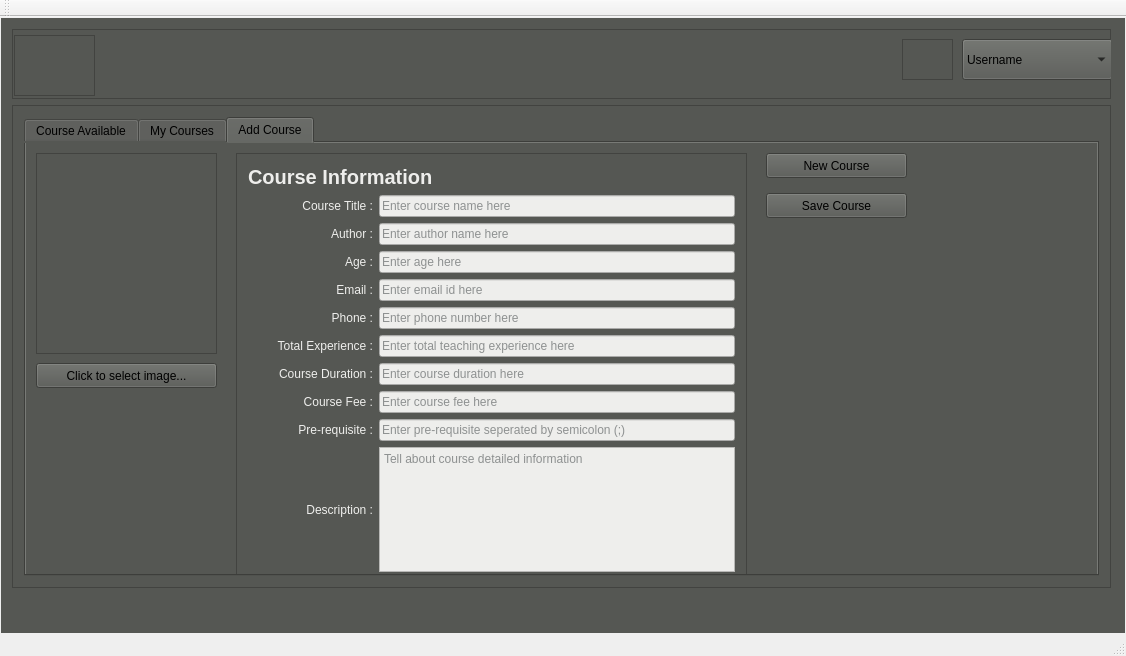
Old version of the form mainwindow.ui in the repository DineshDC/StudentDB.
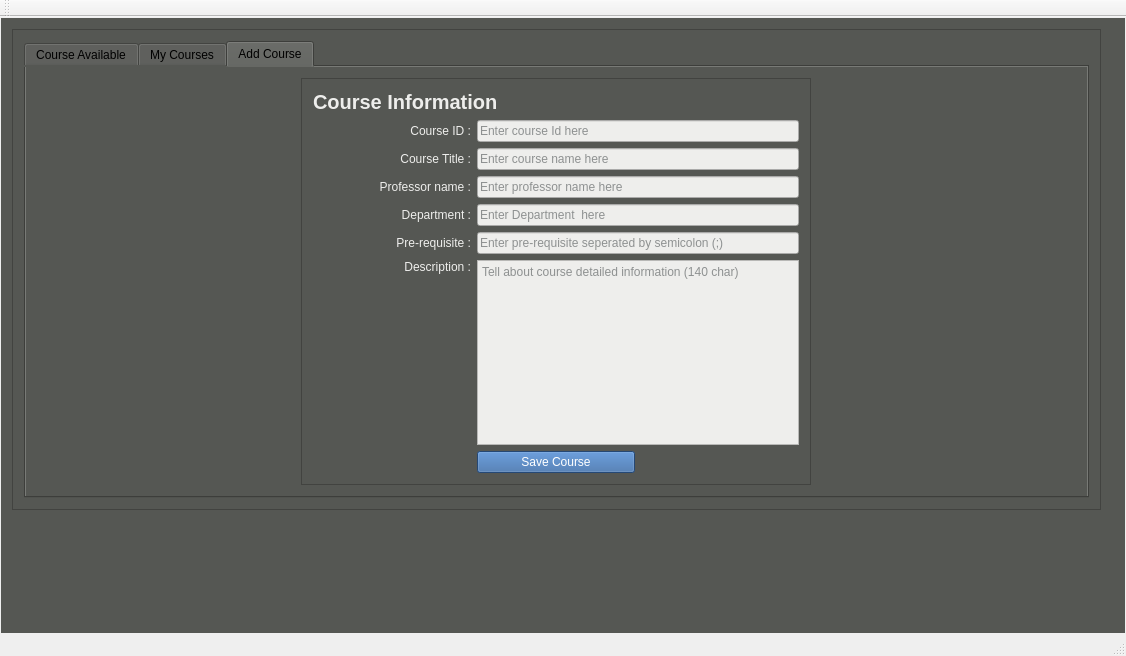
New version of the form. The open tabs and pages were chosen to show the change.

Commit message: save course to databse added.

The edit to the form file:
```diff
--- a/mainwindow.ui
+++ b/mainwindow.ui
@@ -42,7 +42,7 @@
        <string notr="true">background-color: rgb(85, 87, 83);</string>
       </property>
       <property name="currentIndex">
-       <number>0</number>
+       <number>1</number>
       </property>
       <widget class="QWidget" name="page">
        <layout class="QGridLayout" name="gridLayout_6">
@@ -64,6 +64,17 @@
                 <height>301</height>
                </size>
               </property>
+              <property name="styleSheet">
+               <string notr="true">QPushButton{
+font: 75 12pt &quot;Noto Sans&quot;;
+background-color: rgb(52, 101, 164);
+	color: rgb(255, 255, 255);
+}
+
+QLabel {
+ 	color: rgb(255, 255, 255);
+}</string>
+              </property>
               <property name="frameShape">
                <enum>QFrame::StyledPanel</enum>
               </property>
@@ -478,12 +489,12 @@
          <rect>
           <x>0</x>
           <y>0</y>
-          <width>1121</width>
-          <height>581</height>
+          <width>1111</width>
+          <height>503</height>
          </rect>
         </property>
         <layout class="QGridLayout" name="gridLayout_3">
-         <item row="1" column="0">
+         <item row="0" column="0">
           <widget class="QFrame" name="frame_2">
            <property name="frameShape">
             <enum>QFrame::StyledPanel</enum>
@@ -495,7 +506,7 @@
             <item row="0" column="0">
              <widget class="QTabWidget" name="tabWidget_Courses">
               <property name="currentIndex">
-               <number>0</number>
+               <number>2</number>
               </property>
               <widget class="QWidget" name="tab">
                <attribute name="title">
@@ -521,30 +532,14 @@
                <attribute name="title">
                 <string>Add Course</string>
                </attribute>
-               <widget class="QFrame" name="frame_5">
-                <property name="geometry">
-                 <rect>
-                  <x>10</x>
-                  <y>10</y>
-                  <width>181</width>
-                  <height>201</height>
-                 </rect>
-                </property>
-                <property name="frameShape">
-                 <enum>QFrame::StyledPanel</enum>
-                </property>
-                <property name="frameShadow">
-                 <enum>QFrame::Raised</enum>
-                </property>
-               </widget>
+               <layout class="QGridLayout" name="gridLayout_12">
+                <item row="0" column="0">
                <widget class="QFrame" name="frame_6">
-                <property name="geometry">
-                 <rect>
-                  <x>210</x>
-                  <y>10</y>
-                  <width>511</width>
-                  <height>431</height>
-                 </rect>
+                  <property name="maximumSize">
+                   <size>
+                    <width>510</width>
+                    <height>430</height>
+                   </size>
                 </property>
                 <property name="styleSheet">
                  <string notr="true">QLabel{
@@ -574,60 +569,21 @@
                  <enum>QFrame::Raised</enum>
                 </property>
                 <layout class="QGridLayout" name="gridLayout_5">
-                 <item row="3" column="1" colspan="3">
-                  <widget class="QLineEdit" name="lineEdit_10">
+                   <item row="4" column="1" colspan="2">
+                    <widget class="QLineEdit" name="le_professor_name">
                    <property name="placeholderText">
-                    <string>Enter age here</string>
+                      <string>Enter professor name here</string>
                    </property>
                   </widget>
                  </item>
-                 <item row="5" column="1" colspan="3">
-                  <widget class="QLineEdit" name="lineEdit_12">
+                   <item row="5" column="1" colspan="2">
+                    <widget class="QLineEdit" name="le_course_dept_name">
                    <property name="placeholderText">
-                    <string>Enter phone number here</string>
+                      <string>Enter Department  here</string>
                    </property>
                   </widget>
                  </item>
-                 <item row="8" column="0">
-                  <widget class="QLabel" name="label_20">
-                   <property name="minimumSize">
-                    <size>
-                     <width>125</width>
-                     <height>0</height>
-                    </size>
-                   </property>
-                   <property name="text">
-                    <string>Course Fee :</string>
-                   </property>
-                   <property name="alignment">
-                    <set>Qt::AlignRight|Qt::AlignTrailing|Qt::AlignVCenter</set>
-                   </property>
-                  </widget>
-                 </item>
-                 <item row="6" column="0">
-                  <widget class="QLabel" name="label_17">
-                   <property name="minimumSize">
-                    <size>
-                     <width>125</width>
-                     <height>0</height>
-                    </size>
-                   </property>
-                   <property name="text">
-                    <string>Total Experience :</string>
-                   </property>
-                   <property name="alignment">
-                    <set>Qt::AlignRight|Qt::AlignTrailing|Qt::AlignVCenter</set>
-                   </property>
-                  </widget>
-                 </item>
-                 <item row="4" column="1" colspan="3">
-                  <widget class="QLineEdit" name="lineEdit_11">
-                   <property name="placeholderText">
-                    <string>Enter email id here</string>
-                   </property>
-                  </widget>
-                 </item>
-                 <item row="1" column="0">
+                   <item row="3" column="0">
                   <widget class="QLabel" name="label_6">
                    <property name="minimumSize">
                     <size>
@@ -644,22 +600,6 @@
                   </widget>
                  </item>
                  <item row="5" column="0">
-                  <widget class="QLabel" name="label_15">
-                   <property name="minimumSize">
-                    <size>
-                     <width>125</width>
-                     <height>0</height>
-                    </size>
-                   </property>
-                   <property name="text">
-                    <string>Phone :</string>
-                   </property>
-                   <property name="alignment">
-                    <set>Qt::AlignRight|Qt::AlignTrailing|Qt::AlignVCenter</set>
-                   </property>
-                  </widget>
-                 </item>
-                 <item row="4" column="0">
                   <widget class="QLabel" name="label_14">
                    <property name="minimumSize">
                     <size>
@@ -668,14 +608,14 @@
                     </size>
                    </property>
                    <property name="text">
-                    <string>Email :</string>
+                      <string>Department :</string>
                    </property>
                    <property name="alignment">
                     <set>Qt::AlignRight|Qt::AlignTrailing|Qt::AlignVCenter</set>
                    </property>
                   </widget>
                  </item>
-                 <item row="9" column="0">
+                   <item row="6" column="0">
                   <widget class="QLabel" name="label_19">
                    <property name="minimumSize">
                     <size>
@@ -691,7 +631,7 @@
                    </property>
                   </widget>
                  </item>
-                 <item row="3" column="0">
+                   <item row="4" column="0">
                   <widget class="QLabel" name="label_11">
                    <property name="minimumSize">
                     <size>
@@ -700,14 +640,14 @@
                     </size>
                    </property>
                    <property name="text">
-                    <string>Age :</string>
+                      <string>Professor name :</string>
                    </property>
                    <property name="alignment">
                     <set>Qt::AlignRight|Qt::AlignTrailing|Qt::AlignVCenter</set>
                    </property>
                   </widget>
                  </item>
-                 <item row="0" column="0" colspan="4">
+                   <item row="0" column="0" colspan="3">
                   <widget class="QLabel" name="label_16">
                    <property name="maximumSize">
                     <size>
@@ -727,81 +667,28 @@
                    </property>
                   </widget>
                  </item>
-                 <item row="7" column="1" colspan="3">
-                  <widget class="QLineEdit" name="lineEdit_14">
-                   <property name="placeholderText">
-                    <string>Enter course duration here</string>
-                   </property>
-                  </widget>
-                 </item>
-                 <item row="1" column="1" colspan="3">
-                  <widget class="QLineEdit" name="lineEdit_8">
+                   <item row="3" column="1" colspan="2">
+                    <widget class="QLineEdit" name="le_course_title">
                    <property name="placeholderText">
                     <string>Enter course name here</string>
                    </property>
                   </widget>
                  </item>
-                 <item row="8" column="1" colspan="3">
-                  <widget class="QLineEdit" name="lineEdit_15">
-                   <property name="placeholderText">
-                    <string>Enter course fee here</string>
-                   </property>
-                  </widget>
-                 </item>
-                 <item row="2" column="1" colspan="3">
-                  <widget class="QLineEdit" name="lineEdit_9">
-                   <property name="placeholderText">
-                    <string>Enter author name here</string>
-                   </property>
-                  </widget>
-                 </item>
-                 <item row="9" column="1" colspan="3">
-                  <widget class="QLineEdit" name="lineEdit_16">
+                   <item row="6" column="1" colspan="2">
+                    <widget class="QLineEdit" name="le_prerequires">
                    <property name="placeholderText">
                     <string>Enter pre-requisite seperated by semicolon (;)</string>
                    </property>
                   </widget>
                  </item>
-                 <item row="7" column="0">
-                  <widget class="QLabel" name="label_18">
-                   <property name="minimumSize">
-                    <size>
-                     <width>125</width>
-                     <height>0</height>
-                    </size>
-                   </property>
-                   <property name="text">
-                    <string>Course Duration :</string>
-                   </property>
-                   <property name="alignment">
-                    <set>Qt::AlignRight|Qt::AlignTrailing|Qt::AlignVCenter</set>
-                   </property>
-                  </widget>
-                 </item>
-                 <item row="2" column="0">
-                  <widget class="QLabel" name="label_13">
-                   <property name="minimumSize">
-                    <size>
-                     <width>125</width>
-                     <height>0</height>
-                    </size>
-                   </property>
-                   <property name="text">
-                    <string>Author :</string>
-                   </property>
-                   <property name="alignment">
-                    <set>Qt::AlignRight|Qt::AlignTrailing|Qt::AlignVCenter</set>
-                   </property>
-                  </widget>
-                 </item>
-                 <item row="6" column="1" colspan="3">
-                  <widget class="QLineEdit" name="lineEdit_13">
+                   <item row="7" column="1" colspan="2">
+                    <widget class="QTextEdit" name="textEdit_desciption">
                    <property name="placeholderText">
-                    <string>Enter total teaching experience here</string>
+                      <string>Tell about course detailed information (140 char)</string>
                    </property>
                   </widget>
                  </item>
-                 <item row="10" column="0">
+                   <item row="7" column="0">
                   <widget class="QLabel" name="label_21">
                    <property name="minimumSize">
                     <size>
@@ -813,141 +700,53 @@
                     <string>Description :</string>
                    </property>
                    <property name="alignment">
+                      <set>Qt::AlignRight|Qt::AlignTop|Qt::AlignTrailing</set>
+                     </property>
+                    </widget>
+                   </item>
+                   <item row="1" column="0">
+                    <widget class="QLabel" name="label_13">
+                     <property name="minimumSize">
+                      <size>
+                       <width>125</width>
+                       <height>0</height>
+                      </size>
+                     </property>
+                     <property name="text">
+                      <string>Course ID :</string>
+                     </property>
+                     <property name="alignment">
                     <set>Qt::AlignRight|Qt::AlignTrailing|Qt::AlignVCenter</set>
                    </property>
                   </widget>
                  </item>
-                 <item row="10" column="1" colspan="3">
-                  <widget class="QTextEdit" name="textEdit">
+                   <item row="1" column="1" colspan="2">
+                    <widget class="QLineEdit" name="le_course_id">
                    <property name="placeholderText">
-                    <string>Tell about course detailed information</string>
+                      <string>Enter course Id here</string>
                    </property>
                   </widget>
                  </item>
-                </layout>
-               </widget>
-               <widget class="QPushButton" name="pushButton_3">
-                <property name="geometry">
-                 <rect>
-                  <x>10</x>
-                  <y>220</y>
-                  <width>181</width>
-                  <height>25</height>
-                 </rect>
-                </property>
-                <property name="text">
-                 <string>Click to select image...</string>
-                </property>
-               </widget>
-               <widget class="QPushButton" name="pushButton_4">
-                <property name="geometry">
-                 <rect>
-                  <x>740</x>
-                  <y>10</y>
-                  <width>141</width>
-                  <height>25</height>
-                 </rect>
-                </property>
-                <property name="text">
-                 <string>New Course</string>
-                </property>
-               </widget>
-               <widget class="QPushButton" name="pushButton_5">
-                <property name="geometry">
-                 <rect>
-                  <x>740</x>
-                  <y>50</y>
-                  <width>141</width>
-                  <height>25</height>
-                 </rect>
+                   <item row="8" column="1">
+                    <widget class="QPushButton" name="pb_save_course">
+                     <property name="styleSheet">
+                      <string notr="true">font: 75 12pt &quot;Noto Sans&quot;;
+background-color: rgb(52, 101, 164);
+	color: rgb(255, 255, 255);</string>
                 </property>
                 <property name="text">
                  <string>Save Course</string>
                 </property>
                </widget>
-              </widget>
-             </widget>
             </item>
            </layout>
           </widget>
          </item>
-         <item row="0" column="0">
-          <widget class="QFrame" name="frame_3">
-           <property name="minimumSize">
-            <size>
-             <width>0</width>
-             <height>70</height>
-            </size>
-           </property>
-           <property name="maximumSize">
-            <size>
-             <width>16777215</width>
-             <height>70</height>
-            </size>
-           </property>
-           <property name="frameShape">
-            <enum>QFrame::StyledPanel</enum>
-           </property>
-           <property name="frameShadow">
-            <enum>QFrame::Raised</enum>
-           </property>
-           <widget class="QFrame" name="Logo">
-            <property name="geometry">
-             <rect>
-              <x>2</x>
-              <y>6</y>
-              <width>81</width>
-              <height>61</height>
-             </rect>
-            </property>
-            <property name="frameShape">
-             <enum>QFrame::StyledPanel</enum>
-            </property>
-            <property name="frameShadow">
-             <enum>QFrame::Raised</enum>
-            </property>
-           </widget>
-           <widget class="QFrame" name="userPhoto">
-            <property name="geometry">
-             <rect>
-              <x>890</x>
-              <y>10</y>
-              <width>51</width>
-              <height>41</height>
-             </rect>
-            </property>
-            <property name="frameShape">
-             <enum>QFrame::StyledPanel</enum>
-            </property>
-            <property name="frameShadow">
-             <enum>QFrame::Raised</enum>
-            </property>
-           </widget>
-           <widget class="QComboBox" name="comboBox">
-            <property name="geometry">
-             <rect>
-              <x>950</x>
-              <y>10</y>
-              <width>151</width>
-              <height>41</height>
-             </rect>
-            </property>
-            <item>
-             <property name="text">
-              <string>Username</string>
-             </property>
+               </layout>
+              </widget>
+             </widget>
             </item>
-            <item>
-             <property name="text">
-              <string/>
-             </property>
-            </item>
-            <item>
-             <property name="text">
-              <string>Logout</string>
-             </property>
-            </item>
-           </widget>
+           </layout>
           </widget>
          </item>
         </layout>
```
Lines whose indentation alone changed are shown as unchanged. The commit also changes 4 other files.
